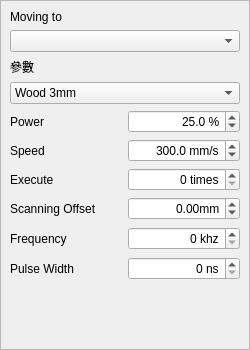
Old version of the form src/widgets/panels/layer-params-panel.ui in the repository flux3dp/swiftray.
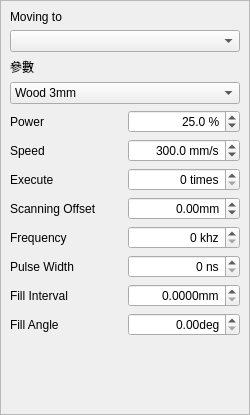
New version of the form.

Commit message: Support fill_angle and fill_interval settings

```diff
--- a/src/widgets/panels/layer-params-panel.ui
+++ b/src/widgets/panels/layer-params-panel.ui
@@ -7,7 +7,7 @@
     <x>0</x>
     <y>0</y>
     <width>250</width>
-    <height>350</height>
+    <height>415</height>
    </rect>
   </property>
   <property name="minimumSize">
@@ -70,7 +70,7 @@
         <x>0</x>
         <y>0</y>
         <width>248</width>
-        <height>352</height>
+        <height>418</height>
        </rect>
       </property>
       <property name="sizePolicy">
@@ -331,6 +331,69 @@
             </item>
            </layout>
           </item>
+          <item>
+           <layout class="QHBoxLayout" name="horizontalLayout">
+            <item>
+             <widget class="QLabel" name="labelFillInterval">
+              <property name="text">
+               <string>Fill Interval</string>
+              </property>
+             </widget>
+            </item>
+            <item>
+             <widget class="QDoubleSpinBox" name="fillIntervalSpinBox">
+              <property name="alignment">
+               <set>Qt::AlignRight|Qt::AlignTrailing|Qt::AlignVCenter</set>
+              </property>
+              <property name="suffix">
+               <string>mm</string>
+              </property>
+              <property name="decimals">
+               <number>4</number>
+              </property>
+              <property name="minimum">
+               <double>0.000000000000000</double>
+              </property>
+              <property name="maximum">
+               <double>1000.000000000000000</double>
+              </property>
+              <property name="singleStep">
+               <double>0.001000000000000</double>
+              </property>
+             </widget>
+            </item>
+           </layout>
+          </item>
+          <item>
+           <layout class="QHBoxLayout" name="horizontalLayout">
+            <item>
+             <widget class="QLabel" name="labelFillAngle">
+              <property name="text">
+               <string>Fill Angle</string>
+              </property>
+             </widget>
+            </item>
+            <item>
+             <widget class="QDoubleSpinBox" name="fillAngleSpinBox">
+              <property name="alignment">
+               <set>Qt::AlignRight|Qt::AlignTrailing|Qt::AlignVCenter</set>
+              </property>
+              <property name="suffix">
+               <string>deg</string>
+              </property>
+              <property name="minimum">
+               <double>0.000000000000000</double>
+              </property>
+              <property name="maximum">
+               <double>360.000000000000000</double>
+              </property>
+              <property name="singleStep">
+               <double>1.000000000000000</double>
+              </property>
+             </widget>
+            </item>
+           </layout>
+          </item>
          </layout>
         </widget>
        </item>
```
The commit also changes 11 other files.
